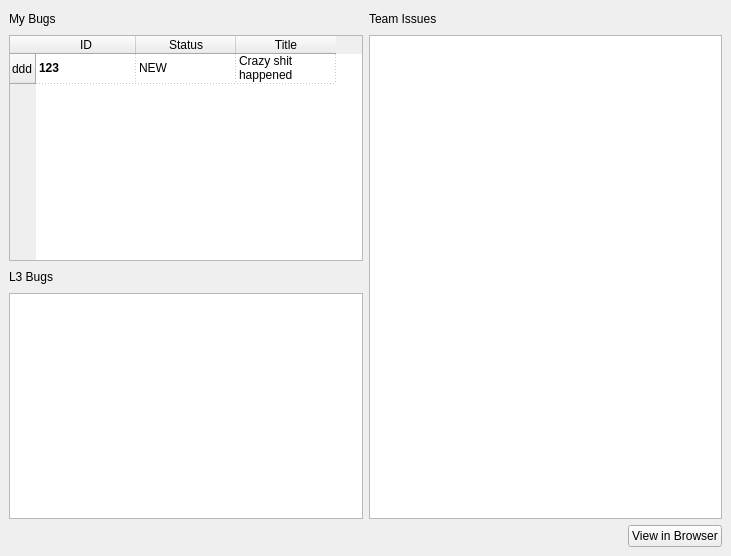
isbm/pybug, file ui/xml/pybug.ui: the form before one commit.
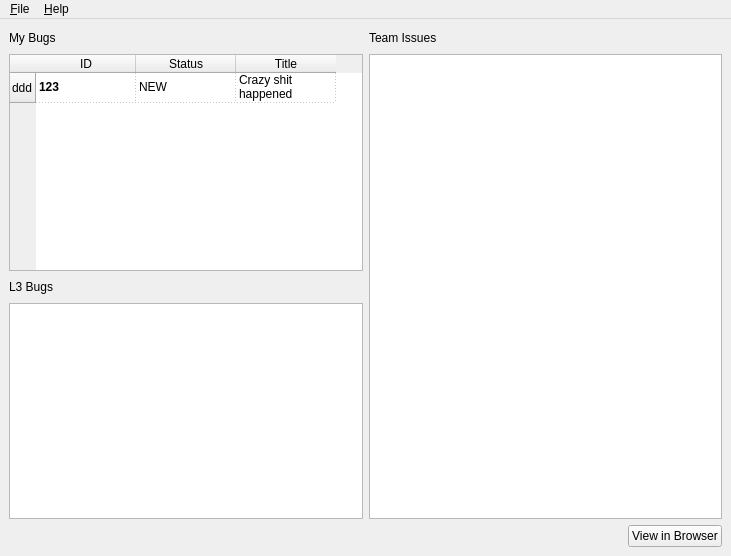
The form after the commit.

Commit message: Add menu bar

The edit to the form file:
```diff
--- a/ui/xml/pybug.ui
+++ b/ui/xml/pybug.ui
@@ -225,6 +225,47 @@
     </item>
    </layout>
   </widget>
+  <widget class="QMenuBar" name="menuBar">
+   <property name="geometry">
+    <rect>
+     <x>0</x>
+     <y>0</y>
+     <width>731</width>
+     <height>25</height>
+    </rect>
+   </property>
+   <widget class="QMenu" name="menu_File">
+    <property name="title">
+     <string>&amp;File</string>
+    </property>
+    <addaction name="action_Settings"/>
+    <addaction name="separator"/>
+    <addaction name="actionE_xit"/>
+   </widget>
+   <widget class="QMenu" name="menu_Help">
+    <property name="title">
+     <string>&amp;Help</string>
+    </property>
+    <addaction name="action_About"/>
+   </widget>
+   <addaction name="menu_File"/>
+   <addaction name="menu_Help"/>
+  </widget>
+  <action name="actionE_xit">
+   <property name="text">
+    <string>E&amp;xit</string>
+   </property>
+  </action>
+  <action name="action_About">
+   <property name="text">
+    <string>&amp;About</string>
+   </property>
+  </action>
+  <action name="action_Settings">
+   <property name="text">
+    <string>&amp;Settings</string>
+   </property>
+  </action>
  </widget>
  <resources/>
  <connections>
```
Left out of the diff: 16 changed lines with no effect on the pictures. The commit also changes 1 other file.
